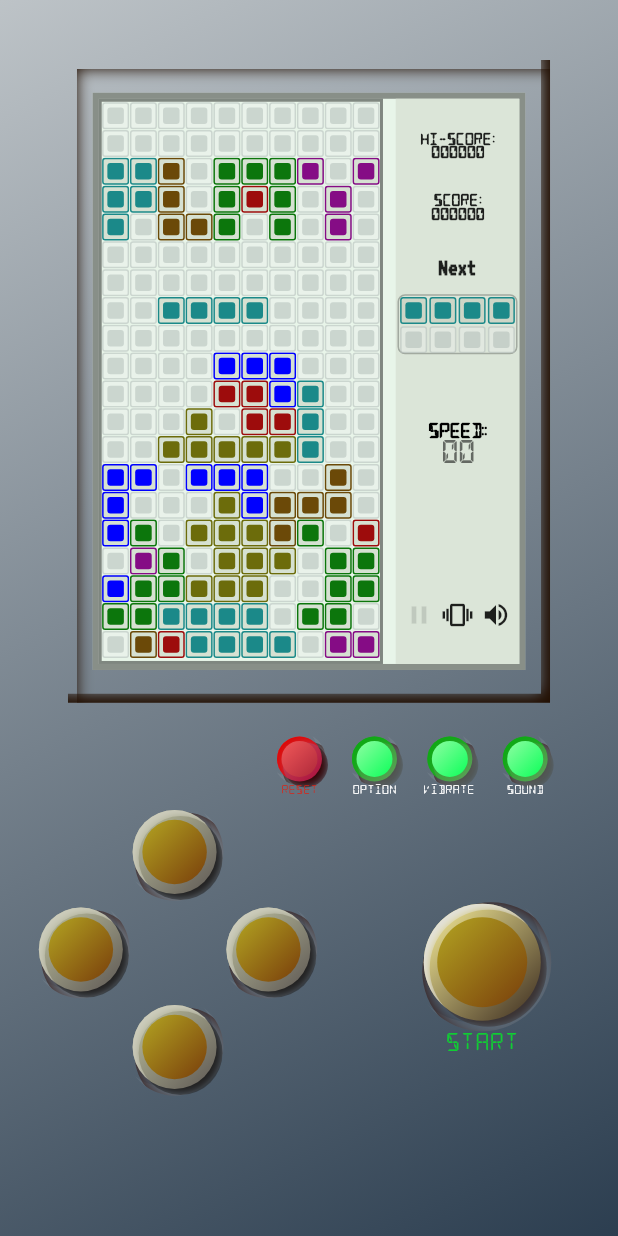
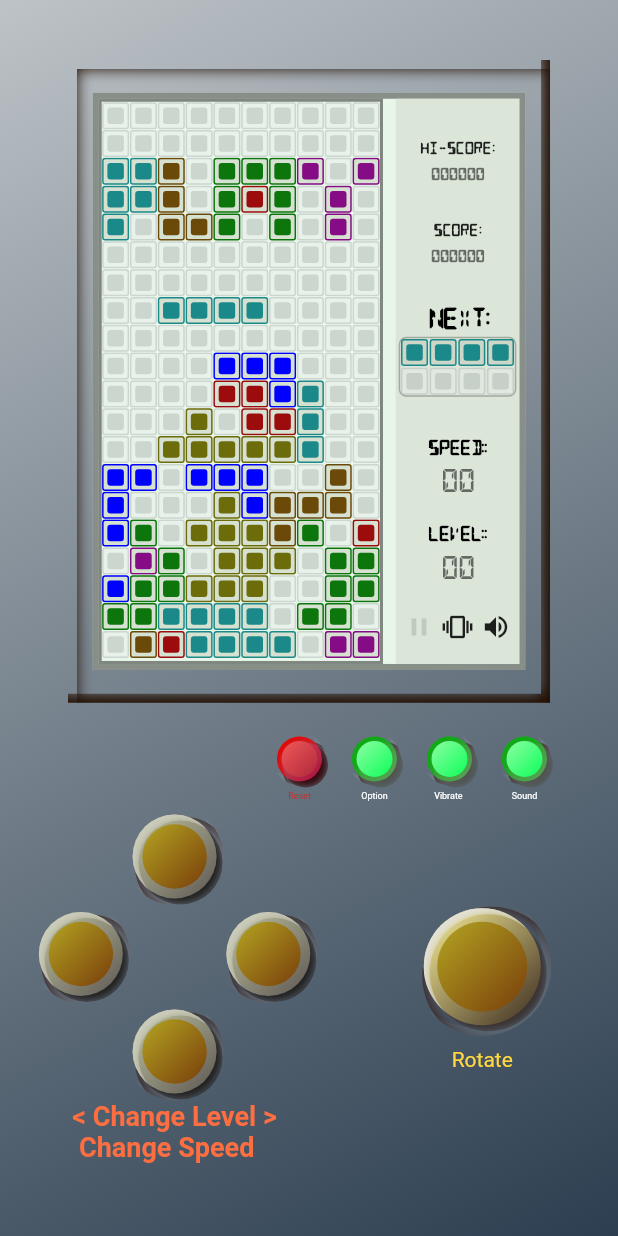
Before and after one commit to Djerry11/tetris_game, a Flutter app: the screen it shows after launch, on a phone screen of 412 x 824 dp. Run offline on Flutter 3.47's test engine with Material 2 defaults, Android fonts, the phone set to English and light mode, and no system bars; our stand-ins replace audioplayers, flutter_inset_box_shadow, flutter_riverpod, freezed_annotation, google_fonts, shared_preferences and 1 more.

Commit message:
level_added

```diff
--- a/lib/buttons/cutom_button.dart
+++ b/lib/buttons/cutom_button.dart
@@ -2,6 +2,8 @@ import 'package:audioplayers/audioplayers.dart';
 import 'package:flutter/material.dart' hide BoxDecoration, BoxShadow;
 import 'package:flutter_inset_box_shadow/flutter_inset_box_shadow.dart';
 import 'package:flutter_riverpod/flutter_riverpod.dart';
+import 'package:google_fonts/google_fonts.dart';
+import 'package:tetris_game/providers/game_control_provider.dart';
 import 'package:tetris_game/providers/individual_provider.dart';
 
 class CustomButton extends StatefulWidget {
@@ -82,15 +84,23 @@ class _CustomButtonState extends State<CustomButton>
             ),
             Consumer(builder: (context, ref, child) {
               return GestureDetector(
-                onDoubleTap: widget.onDoubleTap,
+                onDoubleTap: () {
+                  if (!ref.watch(gameController).disableButton) {
+                    widget.onDoubleTap!();
+                  }
+                },
                 onTap: () {
+                  if (!ref.watch(gameController).disableButton) {
                     widget.onPressed();
+
                     if (ref.watch(soundProvider)) {
                       !widget.hasSound
                           ? widget.type == 'main'
                               ? buttonhasSound.play(AssetSource('click.wav'))
-                            : buttonhasSound.play(AssetSource('leftmove.wav'))
+                              : buttonhasSound
+                                  .play(AssetSource('rightmove.wav'))
                           : {};
+                    }
                   }
                 },
                 onTapDown: (_) {
@@ -168,13 +178,15 @@ class _CustomButtonState extends State<CustomButton>
         ),
         Visibility(
           visible: widget.buttonName != null,
+          child: Padding(
+            padding: EdgeInsets.only(top: widget.type == 'main' ? 8 : 3),
             child: Text(
               widget.buttonName ?? '',
-            style: TextStyle(
-              fontFamily: 'DSEG14',
+              style: GoogleFonts.adventPro(
                 color: widget.textColor,
-              fontSize: widget.type == 'main' ? 12 : 6,
+                fontSize: widget.type == 'main' ? 14 : 6,
                 //fontWeight: FontWeight.bold,
+              ),
             ),
           ),
         ),
--- a/lib/home_screen.dart
+++ b/lib/home_screen.dart
@@ -55,6 +55,7 @@ class HomeScreen extends StatelessWidget {
             width: double.infinity,
             child: SafeArea(
               child: Column(
+                mainAxisSize: MainAxisSize.min,
                 children: [
                   //Display Screen for the game
                   Padding(
@@ -271,31 +272,34 @@ class HomeScreen extends StatelessWidget {
                           final gameState = ref.watch(gameController);
                           final vibrate = ref.watch(vibrationProvider);
                           final sound = ref.watch(soundProvider);
-                          final isPaused = ref.watch(gameController).isPaused;
+                          final isPaused = gameState.isPaused;
+                          final isPlaying = gameState.isPlaying;
                           return Padding(
-                            padding: const EdgeInsets.fromLTRB(5, 0, 30, 30),
+                            padding: const EdgeInsets.fromLTRB(5, 0, 30, 20),
                             child: SizedBox(
                               width: width * 0.5,
 
                               //  color: _backgroundColor,
                               //movement controll buttons
+                              child: Expanded(
                                 child: Column(
                                   mainAxisAlignment: MainAxisAlignment.start,
                                   crossAxisAlignment: CrossAxisAlignment.center,
                                   children: [
                                     //up button//drop down instantly
+                                    //increase the speed of the game
                                     CustomButton(
                                       onPressed: () {
-                                      if (!gameState.isPlaying) {
+                                        if (!isPlaying) {
                                           ref
                                               .read(speedLevelProvider.notifier)
                                               .increaseSpeedLeve();
                                         }
-                                      if (gameState.isPlaying && !isPaused) {
+                                        if (isPlaying && !isPaused) {
                                           if (sound) {
                                             AudioPlayer().play(
                                                 AssetSource('instantdrop.wav'),
-                                              volume: 0.5);
+                                                volume: 0.3);
                                           }
                                           ref
                                               .read(gameController.notifier)
@@ -313,19 +317,27 @@ class HomeScreen extends StatelessWidget {
                                     ),
                                     //left and right buttons
                                     Row(
-                                    mainAxisAlignment: MainAxisAlignment.center,
+                                      mainAxisAlignment:
+                                          MainAxisAlignment.center,
                                       children: [
                                         //left button for left movement
                                         // also control the background color if paused
+                                        //decrese level if not playing and not paused
                                         CustomButton(
                                           onPressed: () {
                                             isPaused
                                                 ? ref
-                                                  .read(
-                                                      gradientProvider.notifier)
+                                                    .read(gradientProvider
+                                                        .notifier)
                                                     .toggleBack()
+                                                : !isPlaying
+                                                    ? ref
+                                                        .read(gameLevelProvider
+                                                            .notifier)
+                                                        .decreaseGameLevel()
                                                     : ref
-                                                  .read(gameController.notifier)
+                                                        .read(gameController
+                                                            .notifier)
                                                         .moveLeft();
                                             if (vibrate) {
                                               Vibration.vibrate(
@@ -334,7 +346,8 @@ class HomeScreen extends StatelessWidget {
                                               );
                                             }
                                           },
-                                        buttonSize: ButtonSize().controlButton,
+                                          buttonSize:
+                                              ButtonSize().controlButton,
                                           colors: ButtonColors().controlButton,
                                         ),
                                         const SizedBox(
@@ -342,16 +355,23 @@ class HomeScreen extends StatelessWidget {
                                         ),
                                         //right button
                                         //change theme if paused else move right
+                                        //increase game level if not playing and not paused
                                         CustomButton(
                                           onPressed: () {
                                             isPaused
                                                 ? ref
-                                                  .read(
-                                                      gradientProvider.notifier)
+                                                    .read(gradientProvider
+                                                        .notifier)
                                                     .toggleBackground()
+                                                : isPlaying
+                                                    ? ref
+                                                        .read(gameController
+                                                            .notifier)
+                                                        .moveRight()
                                                     : ref
-                                                  .read(gameController.notifier)
-                                                  .moveRight();
+                                                        .read(gameLevelProvider
+                                                            .notifier)
+                                                        .increaseGameLevel();
                                             if (vibrate) {
                                               Vibration.vibrate(
                                                 duration: duration,
@@ -359,7 +379,8 @@ class HomeScreen extends StatelessWidget {
                                               );
                                             }
                                           },
-                                        buttonSize: ButtonSize().controlButton,
+                                          buttonSize:
+                                              ButtonSize().controlButton,
                                           colors: ButtonColors().controlButton,
                                         ),
                                       ],
@@ -368,12 +389,12 @@ class HomeScreen extends StatelessWidget {
                                     //decrease the speed level of the game if game is not playing
                                     CustomButton(
                                       onPressed: () {
-                                      if (!gameState.isPlaying) {
+                                        if (!isPlaying) {
                                           ref
                                               .read(speedLevelProvider.notifier)
                                               .decreaseSpeedLevel();
                                         }
-                                      if (gameState.isPlaying && !isPaused) {
+                                        if (isPlaying && !isPaused) {
                                           ref
                                               .read(gameController.notifier)
                                               .dropPieceBySteps(2);
@@ -389,15 +410,20 @@ class HomeScreen extends StatelessWidget {
                                       colors: ButtonColors().controlButton,
                                     ),
                                     Visibility(
-                                      visible:
-                                          (isPaused && gameState.isPlaying) ||
-                                              isPaused,
-                                      child: Text('< Change Theme >',
+                                      visible: (isPaused || !isPlaying),
+                                      child: Text(
+                                          (isPaused)
+                                              ? (isPlaying)
+                                                  ? '< Change Theme >\n '
+                                                  : '< Change Theme >\n Change Speed '
+                                              : '< Change Level >\n Change Speed ',
                                           style: GoogleFonts.adventPro(
                                               fontSize: 18,
                                               fontWeight: FontWeight.bold,
-                                              color: Colors.deepOrangeAccent)))
+                                              color: Colors.deepOrangeAccent)),
+                                    )
                                   ],
+                                ),
                               ),
                             ),
                           );
@@ -418,15 +444,38 @@ class HomeScreen extends StatelessWidget {
 
                                 ///for the initial start of the game to display the main button as start button
                                 // if paused used as color toggleer
-                                return !isPaused
+                                return (!isPaused && gameState.isPlaying)
                                     ? CustomButton(
                                         type: 'main',
                                         onPressed: () {
-                                          (!gameState.isPlaying)
+                                          (isPaused)
                                               ? ref
+                                                  .read(pieceColorProvider
+                                                      .notifier)
+                                                  .toggleColor()
+                                              : ref
                                                   .read(gameController.notifier)
-                                                  .startGame()
-                                              : ref
+                                                  .startGame();
+
+                                          if (vibrate) {
+                                            Vibration.vibrate(
+                                              duration: duration,
+                                              amplitude: amplitude,
+                                            );
+                                          }
+                                        },
+                                        buttonSize: ButtonSize().mainButton,
+                                        colors: ButtonColors().mainButton,
+                                        buttonName: (!isPaused)
+                                            ? 'Start'
+                                            : 'Change ColorMode',
+                                        textColor: const Color.fromARGB(
+                                            255, 16, 206, 51),
+                                      )
+                                    : CustomButton(
+                                        type: 'main',
+                                        onPressed: () {
+                                          ref
                                               .read(gameController.notifier)
                                               .rotatePiece();
                                           if (vibrate) {
@@ -438,28 +487,7 @@ class HomeScreen extends StatelessWidget {
                                         },
                                         buttonSize: ButtonSize().mainButton,
                                         colors: ButtonColors().mainButton,
-                                        buttonName: (!gameState.isPlaying)
-                                            ? 'Start'
-                                            : 'Rotate',
-                                        textColor: const Color.fromARGB(
-                                            255, 16, 206, 51),
-                                      )
-                                    : CustomButton(
-                                        type: 'main',
-                                        onPressed: () {
-                                          ref
-                                              .read(pieceColorProvider.notifier)
-                                              .toggleColor();
-                                          if (vibrate) {
-                                            Vibration.vibrate(
-                                              duration: duration,
-                                              amplitude: amplitude,
-                                            );
-                                          }
-                                        },
-                                        buttonSize: ButtonSize().mainButton,
-                                        colors: ButtonColors().mainButton,
-                                        buttonName: 'Change Color',
+                                        buttonName: 'Rotate',
                                         textColor: Colors.amberAccent,
                                       );
                               }),
--- a/lib/models/piece_model.dart
+++ b/lib/models/piece_model.dart
@@ -29,6 +29,7 @@ class GameState with _$GameState {
     required bool isColor,
     required List<Color> screenColor,
     required bool isPlaying,
+    required bool disableButton,
   }) = _GameState;
 
   factory GameState.initial() => GameState(
@@ -42,6 +43,7 @@ class GameState with _$GameState {
         isColor: true,
         isPlaying: false,
         screenColor: [Colors.orangeAccent, Colors.deepPurpleAccent],
+        disableButton: false,
       );
 }
 
--- a/lib/side_screen.dart
+++ b/lib/side_screen.dart
@@ -1,6 +1,5 @@
 import 'package:flutter/material.dart';
 import 'package:flutter_riverpod/flutter_riverpod.dart';
-import 'package:google_fonts/google_fonts.dart';
 import 'package:tetris_game/models/piece_model.dart';
 import 'package:tetris_game/pixel.dart';
 
@@ -16,43 +15,49 @@ class SideScreen extends StatelessWidget {
 
   @override
   Widget build(BuildContext context) {
-    return Column(
+    return const Column(
       children: [
-        const Spacer(
+        Spacer(
+          flex: 2,
+        ),
+        DisplayScore(
+          title: 'HI-SCORE',
+        ),
+        Spacer(
+          flex: 2,
+        ),
+        DisplayScore(title: 'SCORE'),
+        Spacer(
+          flex: 2,
+        ),
+        Text(
+          'NEXT : ',
+          textAlign: TextAlign.center,
+          style: TextStyle(
+            color: Colors.black,
+            fontWeight: FontWeight.w900,
+            letterSpacing: -2,
+          ),
+        ),
+        SizedBox(
+          height: 5,
+        ),
+        Padding(
+          padding: EdgeInsets.symmetric(horizontal: 2),
+          child: NextPieceDisplay(),
+        ),
+        Spacer(
+          flex: 2,
+        ),
+        DisplayLevel(title: 'SPEED:'),
+        Spacer(
           flex: 1,
         ),
-        const DisplayScore(
-          title: 'HI-SCORE',
-        ),
-        const Spacer(
+        DisplayLevel(title: 'LEVEL:'),
+        Spacer(
           flex: 1,
         ),
-        const DisplayScore(title: 'SCORE'),
-        const Spacer(
-          flex: 1,
-        ),
-        Text(
-          'Next ',
-          textAlign: TextAlign.center,
-          style: GoogleFonts.vt323(
-            textStyle: Theme.of(context).textTheme.titleMedium!.copyWith(
-                  color: Colors.black87,
-                  fontWeight: FontWeight.bold,
-                ),
-          ),
-        ),
-        const SizedBox(
-          height: 10,
-        ),
-        const NextPieceDisplay(),
-        const Spacer(
-          flex: 2,
-        ),
-        const DisplayLevel(title: 'SPEED:'),
-        const Spacer(
-          flex: 4,
-        ),
-        const Row(
+        Row(
           mainAxisAlignment: MainAxisAlignment.spaceEvenly,
           children: [
             SettingIcon(
@@ -72,7 +77,7 @@ class SideScreen extends StatelessWidget {
             ),
           ],
         ),
-        const Spacer(),
+        Spacer(),
       ],
     );
   }
@@ -137,7 +142,9 @@ class DisplayScore extends StatelessWidget {
     return Column(
       crossAxisAlignment: CrossAxisAlignment.center,
       children: [
-        Text(
+        Padding(
+          padding: const EdgeInsets.only(bottom: 8),
+          child: Text(
             '$title :',
             style: const TextStyle(
                 fontFamily: 'DSEG14',
@@ -146,9 +153,8 @@ class DisplayScore extends StatelessWidget {
                 fontWeight: FontWeight.w900,
                 letterSpacing: -0.6),
           ),
-        const SizedBox(
-          width: 20,
         ),
+
         Consumer(builder: (context, ref, child) {
           final currentScore = title == 'SCORE'
               ? ref.watch(scoreProvider)
@@ -159,7 +165,7 @@ class DisplayScore extends StatelessWidget {
             style: const TextStyle(
                 fontFamily: 'DSEG14',
                 fontSize: 8,
-                color: Colors.black87,
+                color: Colors.black54,
                 fontWeight: FontWeight.w900,
                 letterSpacing: -0.6),
           );
@@ -193,12 +199,13 @@ class DisplayLevel extends StatelessWidget {
             fontSize: 10,
           ),
         ),
-        const SizedBox(
-          width: 20,
-        ),
-        Consumer(builder: (context, ref, child) {
-          final currentLevel = ref.watch(speedLevelProvider);
-          print('UTSAB : $currentLevel');
+
+        Padding(
+          padding: const EdgeInsets.all(8.0),
+          child: Consumer(builder: (context, ref, child) {
+            final currentLevel = title == 'SPEED:'
+                ? ref.watch(speedLevelProvider)
+                : ref.watch(gameLevelProvider);
             return Text(
               currentLevel < 10 ? '0$currentLevel' : currentLevel.toString(),
               textAlign: TextAlign.center,
@@ -210,6 +217,7 @@ class DisplayLevel extends StatelessWidget {
               ),
             );
           }),
+        ),
 
         //display next piece
       ],
```
Also changed, not shown: lib/check.dart (+13 -37 lines), lib/models/board_model.dart (added, +11 -0 lines), lib/providers/game_control_provider.dart (+22 -9 lines), lib/providers/individual_provider.dart (+23 -0 lines), lib/providers/level_board_provider.dart (added, +91 -0 lines), fonts/DSEG14Classic-BoldItalic.ttf (deleted), fonts/DSEG14Classic-Italic.ttf (deleted), fonts/DSEG14Classic-Light.ttf (deleted), fonts/DSEG14Classic-LightItalic.ttf (deleted), fonts/DSEG7ModernMini-Regular.ttf (deleted), lib/models/board_model.freezed.dart (added), lib/models/piece_model.freezed.dart, 3 other files. Lines whose indentation alone changed are shown as unchanged.
